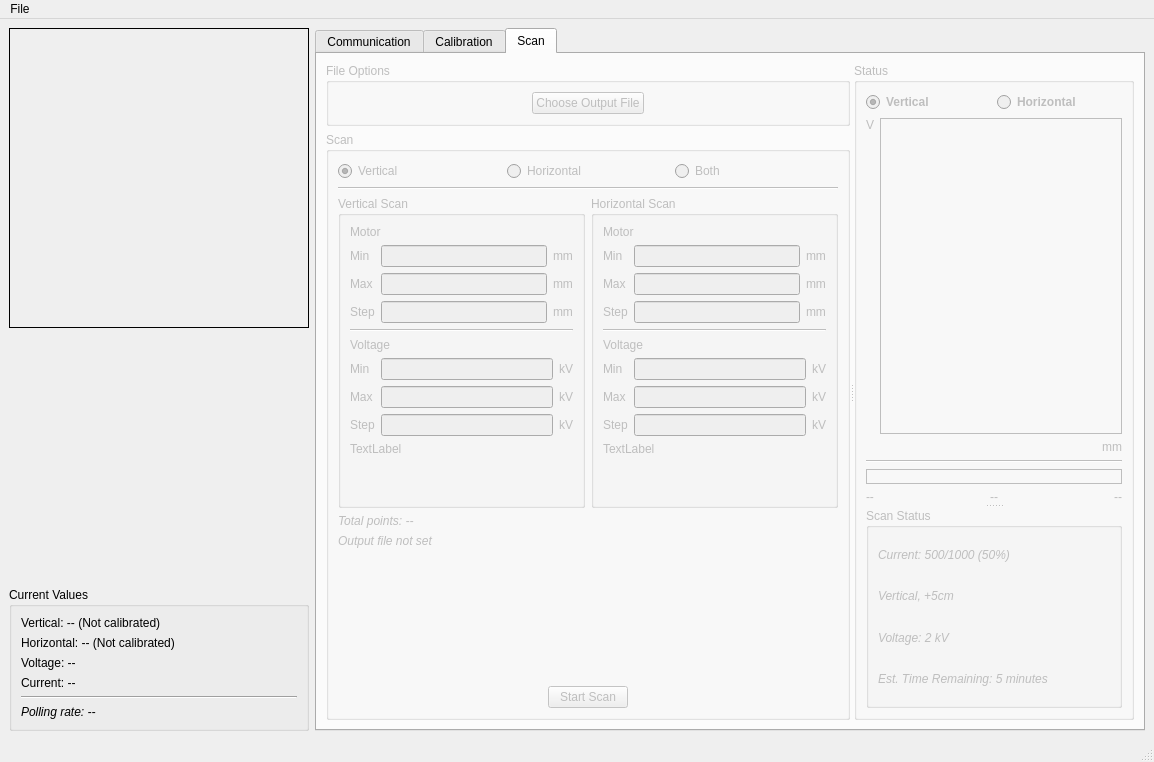
This is designer/MainWindow.ui in DanielWinklehner/emittance-scanner-daq as Qt 5 draws it before an edit. The edited form follows.
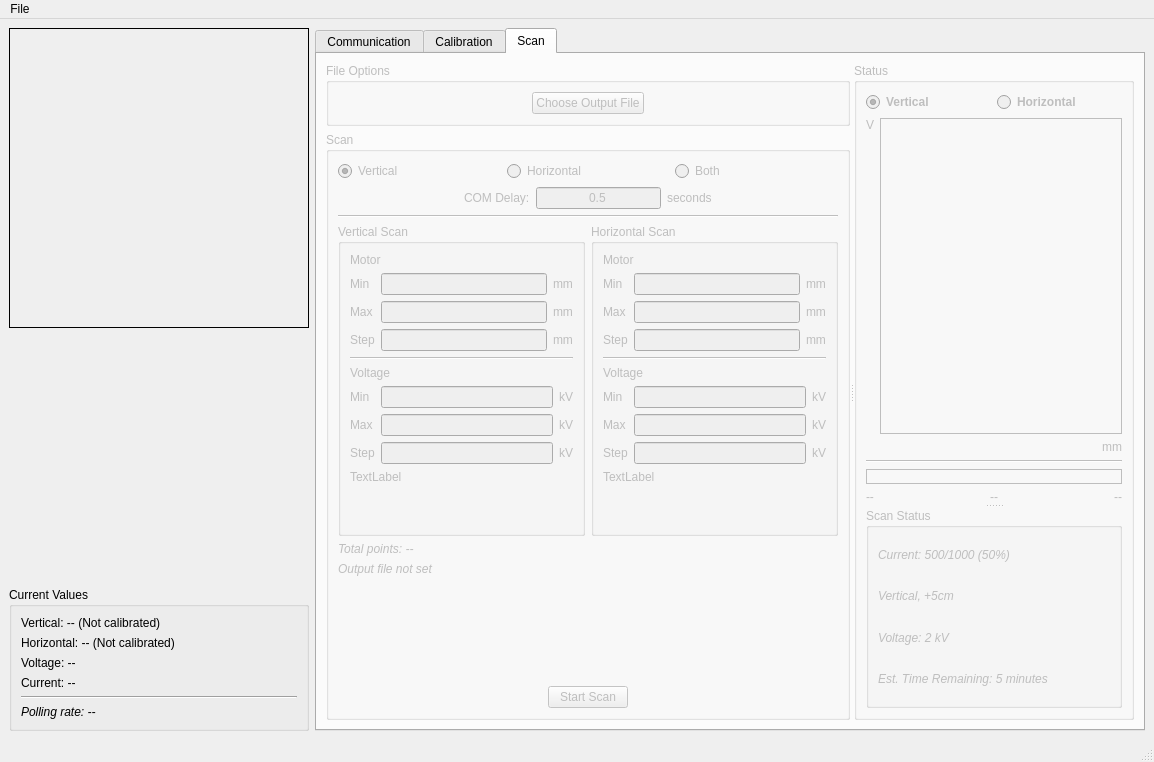
This is the edited form. The open tabs and pages were chosen to show the change. Icons and pictures are not drawn.

Commit message: added current rms in save data output, variable com delay setting for scans

Patch:
```diff
--- a/designer/MainWindow.ui
+++ b/designer/MainWindow.ui
@@ -992,6 +992,60 @@
                  </item>
                 </layout>
                </item>
+               <item>
+                <layout class="QHBoxLayout" name="horizontalLayout_20">
+                 <item>
+                  <spacer name="horizontalSpacer_14">
+                   <property name="orientation">
+                    <enum>Qt::Horizontal</enum>
+                   </property>
+                   <property name="sizeHint" stdset="0">
+                    <size>
+                     <width>40</width>
+                     <height>20</height>
+                    </size>
+                   </property>
+                  </spacer>
+                 </item>
+                 <item>
+                  <widget class="QLabel" name="lblScanComDelay">
+                   <property name="text">
+                    <string>COM Delay:</string>
+                   </property>
+                  </widget>
+                 </item>
+                 <item>
+                  <widget class="QLineEdit" name="txtScanComDelay">
+                   <property name="text">
+                    <string>0.5</string>
+                   </property>
+                   <property name="alignment">
+                    <set>Qt::AlignCenter</set>
+                   </property>
+                  </widget>
+                 </item>
+                 <item>
+                  <widget class="QLabel" name="lblScanComDelayUnit">
+                   <property name="text">
+                    <string>seconds</string>
+                   </property>
+                  </widget>
+                 </item>
+                 <item>
+                  <spacer name="horizontalSpacer_7">
+                   <property name="orientation">
+                    <enum>Qt::Horizontal</enum>
+                   </property>
+                   <property name="sizeHint" stdset="0">
+                    <size>
+                     <width>40</width>
+                     <height>20</height>
+                    </size>
+                   </property>
+                  </spacer>
+                 </item>
+                </layout>
+               </item>
                <item>
                 <widget class="Line" name="line_5">
                  <property name="orientation">
```
Left out of the diff: 21 changed lines with no effect on the pictures. Lines whose indentation alone changed are shown as unchanged. The commit also changes 3 other files.
